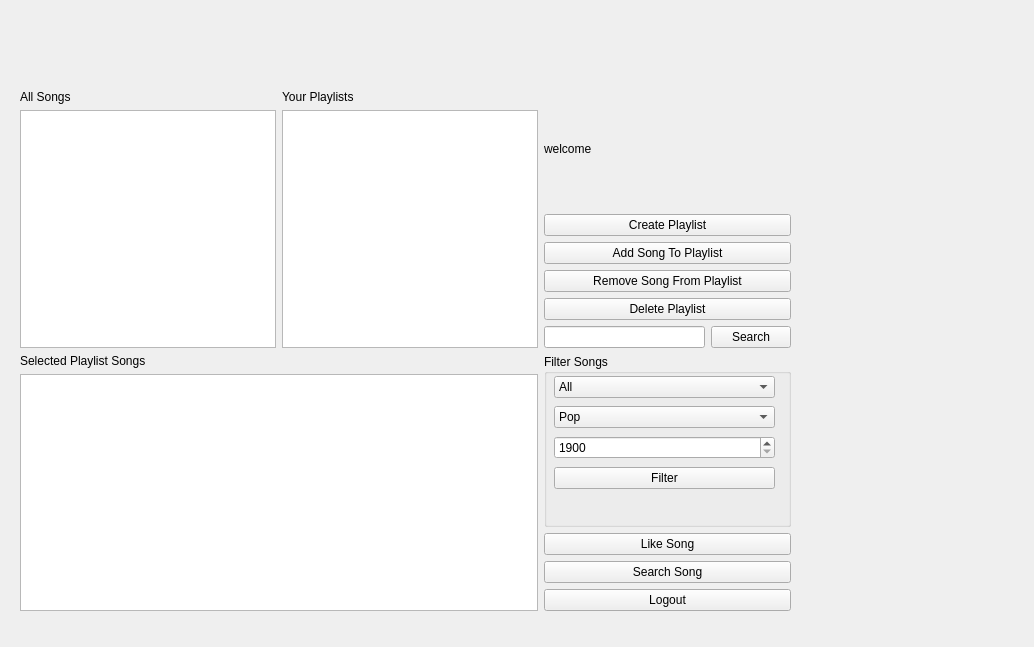
First picture: the form in UI/listenerwidget.ui, repository zmahdinezhad125-arch/Spotify_Music, before the edit.
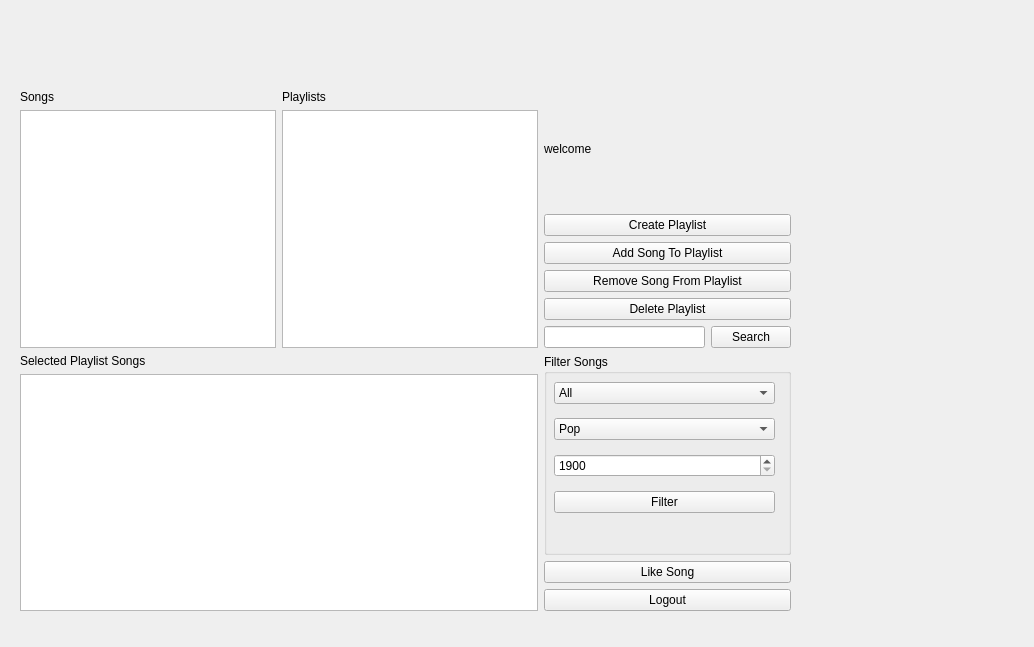
Second picture: the form after the edit.

What changed in the file:
```diff
--- a/UI/listenerwidget.ui
+++ b/UI/listenerwidget.ui
@@ -85,7 +85,7 @@
           <item>
            <widget class="QLabel" name="label">
             <property name="text">
-             <string>All Songs</string>
+             <string>Songs</string>
             </property>
            </widget>
           </item>
@@ -101,7 +101,7 @@
         <item>
          <widget class="QLabel" name="label_3">
           <property name="text">
-           <string>Your Playlists</string>
+           <string>Playlists</string>
           </property>
          </widget>
         </item>
@@ -139,7 +139,7 @@
            <x>10</x>
            <y>20</y>
            <width>221</width>
-           <height>121</height>
+           <height>151</height>
           </rect>
          </property>
          <layout class="QVBoxLayout" name="verticalLayout_13">
@@ -227,13 +227,6 @@
         </property>
        </widget>
       </item>
-      <item>
-       <widget class="QPushButton" name="searchSongButton">
-        <property name="text">
-         <string>Search Song</string>
-        </property>
-       </widget>
-      </item>
       <item>
        <widget class="QPushButton" name="logoutButton">
         <property name="text">
```
